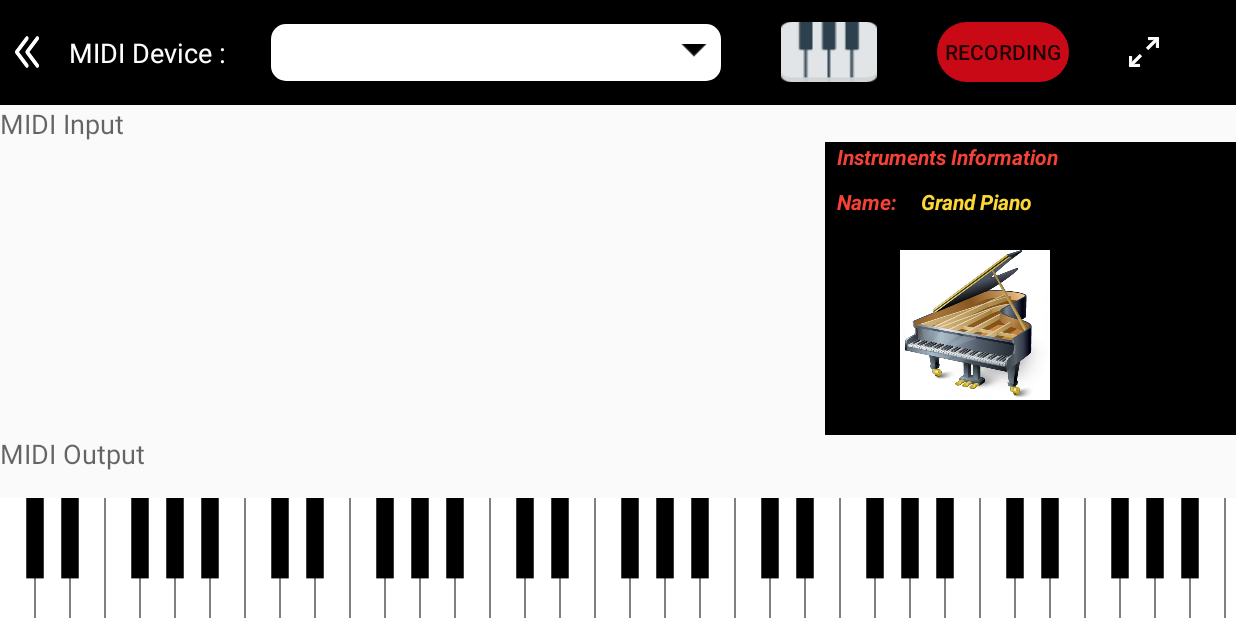
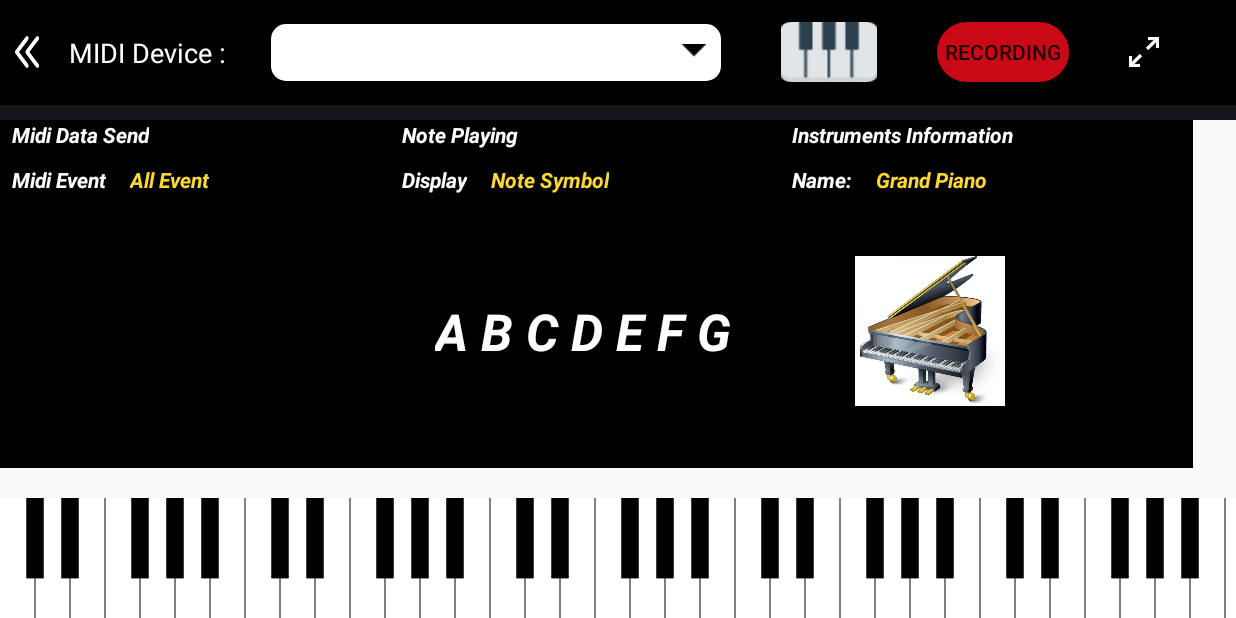
Before and after one commit to LongKelvin/EzMidiPiano, an Android app: the screen it shows after launch (MainActivity), on a phone screen of 824 x 412 dp (held sideways). Run offline under Robolectric (Android 15) with nearby library versions, the phone set to English and light mode, and no system bars; libraries missing offline, so code that uses them is left out: cn.sherlock.javax, jp.kshoji.driver; 10 statements that could not run were skipped.

Commit message:
update UI and update project version
update UI and config project to Android Studio 4.1.1

```diff
--- a/app/src/main/java/com/kelvin/midi/ezmusic/object/Instruments.java
+++ b/app/src/main/java/com/kelvin/midi/ezmusic/object/Instruments.java
@@ -26,6 +26,7 @@ public class Instruments {
     public Drawable getInstrumentsImage() {
         return instrumentsImage;
     }
+
     public String getInstrumentsImagePath() {
         return instrumentsImagePath;
     }
--- a/app/src/main/java/com/kelvin/midi/ezmusic/view/MainActivity.java
+++ b/app/src/main/java/com/kelvin/midi/ezmusic/view/MainActivity.java
@@ -75,11 +75,6 @@ public class MainActivity extends Activity {
     //Note Letter
     private String note_letter = "";
     private TextView NoteLabel;
-    private TextView Note_D;
-    private TextView Note_E;
-    private TextView Note_F;
-    private TextView Note_G;
-
 
     //Synthesizer
     private SoftSynthesizer synth;
@@ -186,16 +181,8 @@ public class MainActivity extends Activity {
             e.printStackTrace();
         }
 
-        NoteLabel = findViewById(R.id.note_letter);
-        NoteLabel.setVisibility(View.INVISIBLE);
-        Note_D = findViewById(R.id.note_D);
-        Note_E = findViewById(R.id.note_E);
-        Note_F = findViewById(R.id.note_F);
-        Note_G = findViewById(R.id.note_G);
-        Note_D.setVisibility(View.INVISIBLE);
-        Note_E.setVisibility(View.INVISIBLE);
-        Note_F.setVisibility(View.INVISIBLE);
-        Note_G.setVisibility(View.INVISIBLE);
+        NoteLabel = findViewById(R.id.noteLetter);
+
 
         //Init PianoView
         piano = new PianoView(this);
@@ -509,9 +496,9 @@ public class MainActivity extends Activity {
         midiInputEventAdapter = new ArrayAdapter<>(this, R.layout.midi_event, R.id.midiEventDescriptionTextView);
         midiInputEventListView.setAdapter(midiInputEventAdapter);
 
-        ListView midiOutputEventListView = findViewById(R.id.midiOutputEventListView);
+
         midiOutputEventAdapter = new ArrayAdapter<>(this, R.layout.midi_event, R.id.midiEventDescriptionTextView);
-        midiOutputEventListView.setAdapter(midiOutputEventAdapter);
+
 
 
         deviceSpinner = findViewById(R.id.deviceNameSpinner);
@@ -856,7 +843,7 @@ public class MainActivity extends Activity {
             case 37 + 36 + 12: {
                 note_letter = "C#";
                 NoteLabel.setText(note_letter);
-                NoteLabel.setVisibility(View.VISIBLE);
+
             }
             break;
             case 38:
@@ -865,8 +852,8 @@ public class MainActivity extends Activity {
             case 38 + 36:
             case 38 + 36 + 12: {
                 note_letter = "D";
-                Note_D.setText(note_letter);
-                Note_D.setVisibility(View.VISIBLE);
+                NoteLabel.setText(note_letter);
+
             }
             break;
             case 39:
@@ -875,8 +862,8 @@ public class MainActivity extends Activity {
             case 39 + 36:
             case 39 + 48: {
                 note_letter = "Eb";
-                Note_E.setText(note_letter);
-                Note_E.setVisibility(View.VISIBLE);
+                NoteLabel.setText(note_letter);
+
             }
             break;
             case 40:
@@ -885,8 +872,7 @@ public class MainActivity extends Activity {
             case 40 + 36:
             case 40 + 48: {
                 note_letter = "E";
-                Note_E.setText(note_letter);
-                Note_E.setVisibility(View.VISIBLE);
+                NoteLabel.setText(note_letter);
             }
             break;
             case 41:
@@ -895,7 +881,7 @@ public class MainActivity extends Activity {
             case 41 + 36:
             case 41 + 48: {
                 note_letter = "F";
-                Note_F.setText(note_letter);
+                NoteLabel.setText(note_letter);
             }
             break;
             case 42:
@@ -913,7 +899,7 @@ public class MainActivity extends Activity {
             case 43 + 36:
             case 43 + 48: {
                 note_letter = "G";
-                Note_G.setText(note_letter);
+                NoteLabel.setText(note_letter);
             }
             break;
             case 44:
--- a/app/src/main/res/layout/activity_midi_driver.xml
+++ b/app/src/main/res/layout/activity_midi_driver.xml
@@ -79,107 +79,210 @@
 
         </LinearLayout>
 
+
     </LinearLayout>
-
-
+    <LinearLayout
+        android:layout_width="match_parent"
+        android:layout_height="10dp"
+        android:background="#131619">
         <TextView
-        android:id="@+id/textView3"
             android:layout_width="wrap_content"
             android:layout_height="wrap_content"
-        android:text="@string/midi_input"
-        android:textAppearance="?android:attr/textAppearanceMedium" />
+            android:text=""
+            android:background="#191F23">
+
+        </TextView>
+
+    </LinearLayout>
 
     <LinearLayout
         android:layout_width="match_parent"
         android:layout_height="match_parent"
         android:layout_weight="1">
 
+        <FrameLayout
+            android:layout_width="wrap_content"
+            android:layout_height="match_parent"
+            android:background="@color/colorPrimaryDark">
+
+            <TextView
+                android:id="@+id/tv_midiData"
+                style="@style/Widget.AppCompat.TextView.SpinnerItem"
+                android:layout_width="wrap_content"
+                android:layout_height="wrap_content"
+                android:layout_gravity="center|center_horizontal|fill|fill_horizontal|center_vertical"
+                android:layout_margin="0dp"
+                android:layerType="software"
+                android:requiresFadingEdge="horizontal|vertical"
+                android:text="@string/Mididata"
+                android:textAppearance="@style/TextAppearance.AppCompat.Body2"
+                android:textColor="@color/colorBackground"
+                android:textStyle="normal|bold|italic"
+                android:typeface="sans"
+                android:background="@color/colorPrimaryDark"
+                app:autoSizeTextType="none" />
+            <LinearLayout
+                android:layout_width="wrap_content"
+                android:layout_height="match_parent"
+                android:orientation="vertical">
+                <LinearLayout
+                    android:layout_width="match_parent"
+                    android:layout_height="wrap_content"
+                    android:orientation="horizontal">
+
+                    <TextView
+                        android:id="@+id/midiEvent"
+                        style="@style/Widget.AppCompat.TextView.SpinnerItem"
+                        android:layout_width="wrap_content"
+                        android:layout_height="wrap_content"
+                        android:layout_marginTop="30dp"
+                        android:background="@color/colorPrimaryDark"
+                        android:layerType="software"
+                        android:requiresFadingEdge="horizontal|vertical"
+                        android:text="@string/MidiEvent"
+                        android:textAppearance="@style/TextAppearance.AppCompat.Body2"
+                        android:textColor="@color/colorBackground"
+                        android:textStyle="normal|bold|italic"
+                        android:typeface="sans"
+                        app:autoSizeTextType="none" />
+
+                    <TextView
+                        android:id="@+id/midiEventData"
+                        style="@style/Widget.AppCompat.TextView.SpinnerItem"
+                        android:layout_width="wrap_content"
+                        android:layout_height="wrap_content"
+                        android:layout_marginTop="30dp"
+                        android:background="@color/colorPrimaryDark"
+                        android:layerType="software"
+                        android:requiresFadingEdge="horizontal|vertical"
+                        android:text="All Event"
+                        android:textAppearance="@style/TextAppearance.AppCompat.Body2"
+                        android:textColor="@color/color_yellow_highlight"
+                        android:textStyle="normal|bold|italic"
+                        android:typeface="sans"
+                        app:autoSizeTextType="none" />
+
+
+                </LinearLayout>
+
+                <LinearLayout
+                    android:layout_width="260dp"
+                    android:layout_height="match_parent">
+
                     <ListView
                         android:id="@+id/midiInputEventListView"
-            android:layout_width="200dp"
+                        android:layout_width="match_parent"
                         android:layout_height="match_parent"
                         android:stackFromBottom="true"
                         android:transcriptMode="alwaysScroll">
 
                     </ListView>
 
+
+                </LinearLayout>
+            </LinearLayout>
+        </FrameLayout>
+
+
+
+
+        <FrameLayout
+            android:layout_width="wrap_content"
+            android:layout_height="match_parent"
+            android:background="@color/colorPrimaryDark">
+
             <TextView
-            android:id="@+id/note_letter"
+                android:id="@+id/tv_noteSymbol"
                 style="@style/Widget.AppCompat.TextView.SpinnerItem"
-            android:layout_width="50dp"
+                android:layout_width="wrap_content"
                 android:layout_height="wrap_content"
                 android:layout_gravity="center|center_horizontal|fill|fill_horizontal|center_vertical"
-            android:layout_margin="10dp"
+                android:layout_margin="0dp"
                 android:layerType="software"
                 android:requiresFadingEdge="horizontal|vertical"
-            android:text="@string/note_C"
-            android:textAppearance="@style/TextAppearance.AppCompat.Display2"
-            android:textColor="@color/color_blueForFb"
+                android:text="@string/noteSymbol"
+                android:textAppearance="@style/TextAppearance.AppCompat.Body2"
+                android:textColor="@color/colorBackground"
+                android:textStyle="normal|bold|italic"
+                android:typeface="sans"
+                android:background="@color/colorPrimaryDark"
+                app:autoSizeTextType="none" />
+            <LinearLayout
+                android:layout_width="wrap_content"
+                android:layout_height="match_parent"
+                android:orientation="vertical">
+                <LinearLayout
+                    android:layout_width="match_parent"
+                    android:layout_height="wrap_content"
+                    android:orientation="horizontal">
+
+                    <TextView
+                        android:id="@+id/note_name"
+                        style="@style/Widget.AppCompat.TextView.SpinnerItem"
+                        android:layout_width="wrap_content"
+                        android:layout_height="wrap_content"
+                        android:layout_marginTop="30dp"
+                        android:background="@color/colorPrimaryDark"
+                        android:layerType="software"
+                        android:requiresFadingEdge="horizontal|vertical"
+                        android:text="@string/Display"
+                        android:textAppearance="@style/TextAppearance.AppCompat.Body2"
+                        android:textColor="@color/colorBackground"
                         android:textStyle="normal|bold|italic"
                         android:typeface="sans"
                         app:autoSizeTextType="none" />
+
                     <TextView
-            android:id="@+id/note_D"
+                        android:id="@+id/note_display"
                         style="@style/Widget.AppCompat.TextView.SpinnerItem"
-            android:layout_width="50dp"
+                        android:layout_width="wrap_content"
                         android:layout_height="wrap_content"
-            android:layout_gravity="center|center_horizontal|fill|fill_horizontal|center_vertical"
-            android:layout_margin="10dp"
+                        android:layout_marginTop="30dp"
+                        android:background="@color/colorPrimaryDark"
                         android:layerType="software"
                         android:requiresFadingEdge="horizontal|vertical"
-            android:text="@string/note_C"
-            android:textAppearance="@style/TextAppearance.AppCompat.Display2"
-            android:textColor="@color/color_blueForFb"
+                        android:text="Note Symbol"
+                        android:textAppearance="@style/TextAppearance.AppCompat.Body2"
+                        android:textColor="@color/color_yellow_highlight"
                         android:textStyle="normal|bold|italic"
                         android:typeface="sans"
                         app:autoSizeTextType="none" />
+
+
+                </LinearLayout>
+
+                <LinearLayout
+                    android:layout_width="260dp"
+                    android:layout_height="match_parent">
+
                     <TextView
-            android:id="@+id/note_E"
+                        android:id="@+id/noteLetter"
                         style="@style/Widget.AppCompat.TextView.SpinnerItem"
-            android:layout_width="50dp"
+                        android:layout_width="wrap_content"
                         android:layout_height="wrap_content"
-            android:layout_gravity="center|center_horizontal|fill|fill_horizontal|center_vertical"
-            android:layout_margin="10dp"
+                        android:layout_centerInParent="true"
+                        android:layout_gravity="center"
+                        android:gravity="center"
                         android:layerType="software"
-            android:requiresFadingEdge="horizontal|vertical"
-            android:text="@string/note_C"
-            android:textAppearance="@style/TextAppearance.AppCompat.Display2"
-            android:textColor="@color/color_blueForFb"
+                        android:paddingStart="30dp"
+                        android:text="@string/note_letter"
+                        android:textAppearance="@style/TextAppearance.AppCompat.Display1"
+                        android:textColor="@color/colorBackground"
                         android:textStyle="normal|bold|italic"
                         android:typeface="sans"
                         app:autoSizeTextType="none" />
-        <TextView
-            android:id="@+id/note_F"
-            style="@style/Widget.AppCompat.TextView.SpinnerItem"
-            android:layout_width="50dp"
-            android:layout_height="wrap_content"
-            android:layout_gravity="center|center_horizontal|fill|fill_horizontal|center_vertical"
-            android:layout_margin="10dp"
-            android:layerType="software"
-            android:requiresFadingEdge="horizontal|vertical"
-            android:text="@string/note_C"
-            android:textAppearance="@style/TextAppearance.AppCompat.Display2"
-            android:textColor="@color/color_blueForFb"
-            android:textStyle="normal|bold|italic"
-            android:typeface="sans"
-            app:autoSizeTextType="none" />
-        <TextView
-            android:id="@+id/note_G"
-            style="@style/Widget.AppCompat.TextView.SpinnerItem"
-            android:layout_width="50dp"
-            android:layout_height="wrap_content"
-            android:layout_gravity="center|center_horizontal|fill|fill_horizontal|center_vertical"
-            android:layout_margin="10dp"
-            android:layerType="software"
-            android:requiresFadingEdge="horizontal|vertical"
-            android:text="@string/note_C"
-            android:textAppearance="@style/TextAppearance.AppCompat.Display2"
-            android:textColor="@color/color_blueForFb"
-            android:textStyle="normal|bold|italic"
-            android:typeface="sans"
-            app:autoSizeTextType="none" />
+
+
+                </LinearLayout>
+            </LinearLayout>
+        </FrameLayout>
+
+
+
+
+
         <FrameLayout
-            android:layout_width="match_parent"
+            android:layout_width="275dp"
             android:layout_height="match_parent"
             android:background="@color/colorPrimaryDark">
 
@@ -190,19 +293,21 @@
                 android:layout_height="wrap_content"
                 android:layout_gravity="center|center_horizontal|fill|fill_horizontal|center_vertical"
                 android:layout_margin="0dp"
+                android:background="@color/colorPrimaryDark"
                 android:layerType="software"
                 android:requiresFadingEdge="horizontal|vertical"
                 android:text="@string/instruments_name_tv"
                 android:textAppearance="@style/TextAppearance.AppCompat.Body2"
-                android:textColor="@color/colorTextHighLightRed"
+                android:textColor="@color/colorBackground"
                 android:textStyle="normal|bold|italic"
                 android:typeface="sans"
-                android:background="@color/colorPrimaryDark"
                 app:autoSizeTextType="none" />
+
             <LinearLayout
                 android:layout_width="match_parent"
                 android:layout_height="match_parent"
                 android:orientation="vertical">
+
                 <LinearLayout
                     android:layout_width="match_parent"
                     android:layout_height="wrap_content"
@@ -219,7 +324,7 @@
                         android:requiresFadingEdge="horizontal|vertical"
                         android:text="@string/name"
                         android:textAppearance="@style/TextAppearance.AppCompat.Body2"
-                    android:textColor="@color/colorTextHighLightRed"
+                        android:textColor="@color/colorBackground"
                         android:textStyle="normal|bold|italic"
                         android:typeface="sans"
                         app:autoSizeTextType="none" />
@@ -245,14 +350,17 @@
 
                 <LinearLayout
                     android:layout_width="match_parent"
-                    android:layout_height="match_parent">
+                    android:layout_height="match_parent"
+                    android:layout_gravity="center_horizontal">
 
                     <ImageView
-                        android:layout_gravity="center_vertical"
-                        android:layout_marginStart="50dp"
                         android:id="@+id/instruments_image"
+                        android:layout_gravity="center"
+                        android:layout_centerInParent="true"
+                        android:gravity="center"
                         android:layout_width="100dp"
                         android:layout_height="100dp"
+                        android:layout_marginStart="50dp"
                         android:scaleType="centerCrop"
                         android:src="@drawable/grand_piano" />
 
@@ -267,17 +375,9 @@
     <TextView
         android:id="@+id/textView2"
         android:layout_width="wrap_content"
-        android:layout_height="wrap_content"
-        android:text="@string/midi_output"
+        android:layout_height="20dp"
+        android:text=""
         android:textAppearance="?android:attr/textAppearanceMedium" />
-
-    <ListView
-        android:id="@+id/midiOutputEventListView"
-        android:layout_width="match_parent"
-        android:layout_height="234dp"
-        android:layout_weight="1"
-        android:stackFromBottom="true"
-        android:transcriptMode="alwaysScroll" />
 
     <com.kelvin.midi.ezmusic.view.PianoView
         android:id="@+id/piano_view"
--- a/app/src/main/res/values/strings.xml
+++ b/app/src/main/res/values/strings.xml
@@ -34,6 +34,10 @@
     <string name="name">Name:</string>
     <string name="Image">Image:</string>
     <string name="GrandPiano">Grand Piano</string>
+    <string name="Display">Display</string>
+    <string name="noteSymbol">Note Playing</string>
+    <string name="Mididata">Midi Data Send</string>
+    <string name="MidiEvent">Midi Event</string>
 
     <!-- Order is important here: -->
     <string-array name="instrument_name">
--- a/build.gradle
+++ b/build.gradle
@@ -5,7 +5,7 @@ buildscript {
         jcenter()
     }
     dependencies {
-        classpath "com.android.tools.build:gradle:4.0.1"
+        classpath 'com.android.tools.build:gradle:4.1.1'
 
         // NOTE: Do not place your application dependencies here; they belong
         // in the individual module build.gradle files
```
Also changed, not shown: app/src/main/AndroidManifest.xml (+0 -19 lines), app/src/main/java/com/kelvin/midi/ezmusic/object/Key.java (+0 -7 lines), app/src/main/java/com/kelvin/midi/ezmusic/view/MidiFileRecord.java (deleted, +0 -150 lines), app/src/main/java/com/kelvin/midi/ezmusic/view/PianoViewActivity.java (deleted, +0 -33 lines), app/src/main/res/layout/activity_midi_file_record.xml (deleted, +0 -47 lines), app/src/main/res/layout/activity_piano_view.xml (deleted, +0 -16 lines), app/src/main/res/layout/midi_event.xml (+4 -3 lines), gradle/wrapper/gradle-wrapper.properties, 2 other files. Lines whose indentation alone changed are shown as unchanged.
